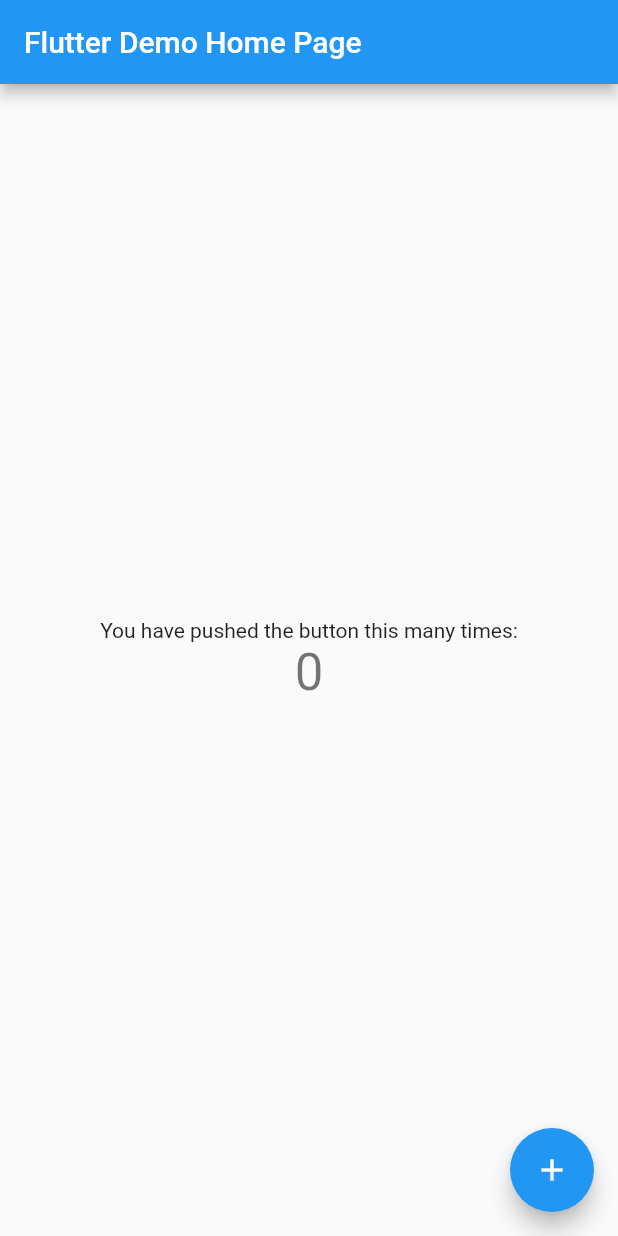
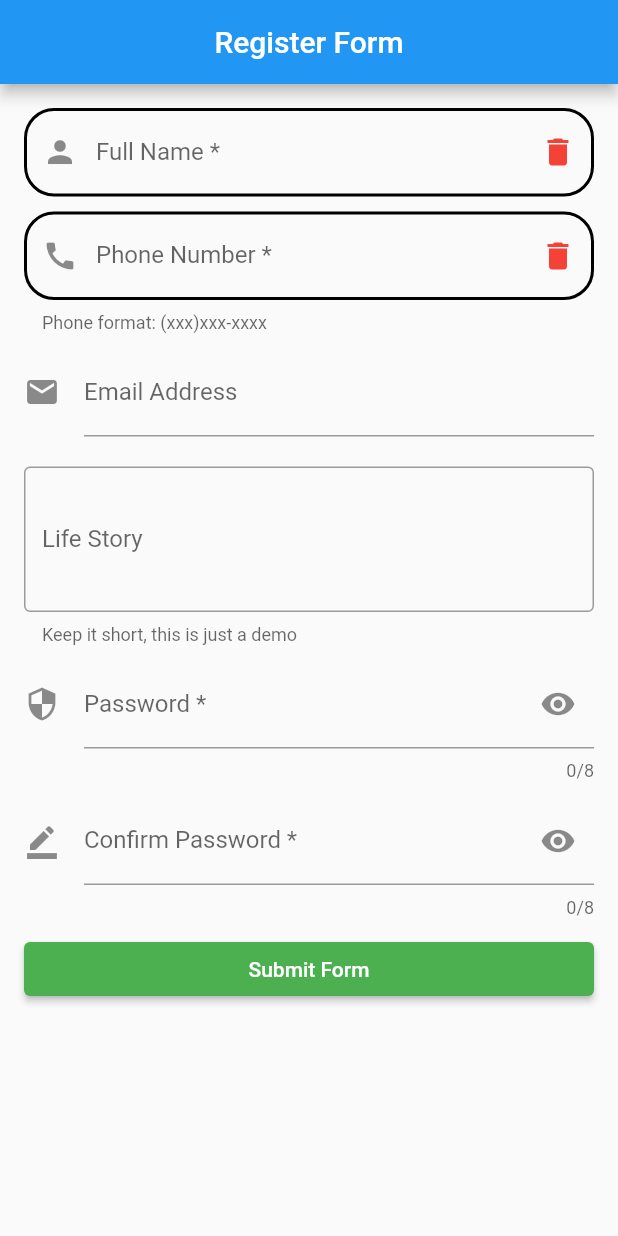
Before and after one commit to MinisamZ/android_lab7, a Flutter app: the screen it shows after launch, on a phone screen of 412 x 824 dp. Run offline on Flutter 3.47's test engine with Material 2 defaults, Android fonts, the phone set to English and light mode, and no system bars.

```diff
--- a/lib/main.dart
+++ b/lib/main.dart
@@ -1,115 +1,20 @@
+import 'package:android_lab7/pages/register_form_page.dart';
 import 'package:flutter/material.dart';
 
-void main() {
-  runApp(const MyApp());
-}
+void main() => runApp(MyApp());
 
 class MyApp extends StatelessWidget {
   const MyApp({Key? key}) : super(key: key);
 
-  // This widget is the root of your application.
   @override
   Widget build(BuildContext context) {
     return MaterialApp(
-      title: 'Flutter Demo',
+      title: "Register Form",
       theme: ThemeData(
-        // This is the theme of your application.
-        //
-        // Try running your application with "flutter run". You'll see the
-        // application has a blue toolbar. Then, without quitting the app, try
-        // changing the primarySwatch below to Colors.green and then invoke
-        // "hot reload" (press "r" in the console where you ran "flutter run",
-        // or simply save your changes to "hot reload" in a Flutter IDE).
-        // Notice that the counter didn't reset back to zero; the application
-        // is not restarted.
         primarySwatch: Colors.blue,
+        visualDensity:  VisualDensity.adaptivePlatformDensity,
       ),
-      home: const MyHomePage(title: 'Flutter Demo Home Page'),
+      home: RegisterFormPage(),
     );
   }
 }
-
-class MyHomePage extends StatefulWidget {
-  const MyHomePage({Key? key, required this.title}) : super(key: key);
-
-  // This widget is the home page of your application. It is stateful, meaning
-  // that it has a State object (defined below) that contains fields that affect
-  // how it looks.
-
-  // This class is the configuration for the state. It holds the values (in this
-  // case the title) provided by the parent (in this case the App widget) and
-  // used by the build method of the State. Fields in a Widget subclass are
-  // always marked "final".
-
-  final String title;
-
-  @override
-  State<MyHomePage> createState() => _MyHomePageState();
-}
-
-class _MyHomePageState extends State<MyHomePage> {
-  int _counter = 0;
-
-  void _incrementCounter() {
-    setState(() {
-      // This call to setState tells the Flutter framework that something has
-      // changed in this State, which causes it to rerun the build method below
-      // so that the display can reflect the updated values. If we changed
-      // _counter without calling setState(), then the build method would not be
-      // called again, and so nothing would appear to happen.
-      _counter++;
-    });
-  }
-
-  @override
-  Widget build(BuildContext context) {
-    // This method is rerun every time setState is called, for instance as done
-    // by the _incrementCounter method above.
-    //
-    // The Flutter framework has been optimized to make rerunning build methods
-    // fast, so that you can just rebuild anything that needs updating rather
-    // than having to individually change instances of widgets.
-    return Scaffold(
-      appBar: AppBar(
-        // Here we take the value from the MyHomePage object that was created by
-        // the App.build method, and use it to set our appbar title.
-        title: Text(widget.title),
-      ),
-      body: Center(
-        // Center is a layout widget. It takes a single child and positions it
-        // in the middle of the parent.
-        child: Column(
-          // Column is also a layout widget. It takes a list of children and
-          // arranges them vertically. By default, it sizes itself to fit its
-          // children horizontally, and tries to be as tall as its parent.
-          //
-          // Invoke "debug painting" (press "p" in the console, choose the
-          // "Toggle Debug Paint" action from the Flutter Inspector in Android
-          // Studio, or the "Toggle Debug Paint" command in Visual Studio Code)
-          // to see the wireframe for each widget.
-          //
-          // Column has various properties to control how it sizes itself and
-          // how it positions its children. Here we use mainAxisAlignment to
-          // center the children vertically; the main axis here is the vertical
-          // axis because Columns are vertical (the cross axis would be
-          // horizontal).
-          mainAxisAlignment: MainAxisAlignment.center,
-          children: <Widget>[
-            const Text(
-              'You have pushed the button this many times:',
-            ),
-            Text(
-              '$_counter',
-              style: Theme.of(context).textTheme.headline4,
-            ),
-          ],
-        ),
-      ),
-      floatingActionButton: FloatingActionButton(
-        onPressed: _incrementCounter,
-        tooltip: 'Increment',
-        child: const Icon(Icons.add),
-      ), // This trailing comma makes auto-formatting nicer for build methods.
-    );
-  }
-}
--- /dev/null
+++ b/lib/pages/register_form_page.dart
@@ -0,0 +1,173 @@
+import 'dart:ui';
+
+import 'package:flutter/material.dart';
+import 'package:flutter/services.dart';
+
+class RegisterFormPage extends StatefulWidget {
+  const RegisterFormPage({Key? key}) : super(key: key);
+
+  @override
+  State<RegisterFormPage> createState() => _RegisterFormPageState();
+}
+
+class _RegisterFormPageState extends State<RegisterFormPage> {
+  bool _hidePassword = true;
+
+  final _nameController = TextEditingController();
+  final _phoneController = TextEditingController();
+  final _emailController = TextEditingController();
+  final _storyController = TextEditingController();
+  final _passController = TextEditingController();
+  final _confPassController = TextEditingController();
+
+  @override
+  void dispose() {
+    // TODO: implement dispose
+    _nameController.dispose();
+    _phoneController.dispose();
+    _emailController.dispose();
+    _storyController.dispose();
+    _passController.dispose();
+    _confPassController.dispose();
+    super.dispose();
+  }
+
+  @override
+  Widget build(BuildContext context) {
+    return Scaffold(
+      appBar: AppBar(
+        title: Text("Register Form"),
+        centerTitle: true,
+      ),
+      body: Form(
+        child: ListView(
+          padding: EdgeInsets.all(16.0),
+          children: [
+            TextField(
+              controller: _nameController,
+              decoration: InputDecoration(
+                labelText: "Full Name *",
+                hintText: 'What can we reach you?',
+                prefixIcon: Icon(Icons.person),
+                suffixIcon: Icon(
+                  Icons.delete,
+                  color: Colors.red,
+                ),
+                enabledBorder: OutlineInputBorder(
+                    borderRadius: BorderRadius.all(Radius.circular(20)),
+                    borderSide: BorderSide(color: Colors.black, width: 2.0)),
+                focusedBorder: OutlineInputBorder(
+                    borderRadius: BorderRadius.all(Radius.circular(20)),
+                    borderSide: BorderSide(color: Colors.blue, width: 2.0)),
+                // border: OutlineInputBorder(),
+              ),
+            ),
+            SizedBox(height: 10),
+            TextFormField(
+              controller: _phoneController,
+              decoration: InputDecoration(
+                labelText: "Phone Number *",
+                hintText: 'What can we reach you?',
+                helperText: "Phone format: (xxx)xxx-xxxx",
+                prefixIcon: Icon(Icons.call),
+                suffixIcon: Icon(
+                  Icons.delete,
+                  color: Colors.red,
+                ),
+                enabledBorder: OutlineInputBorder(
+                    borderRadius: BorderRadius.all(Radius.circular(20)),
+                    borderSide: BorderSide(color: Colors.black, width: 2.0)),
+                focusedBorder: OutlineInputBorder(
+                    borderRadius: BorderRadius.all(Radius.circular(20)),
+                    borderSide: BorderSide(color: Colors.blue, width: 2.0)),
+              ),
+              keyboardType: TextInputType.phone,
+              inputFormatters: [
+                FilteringTextInputFormatter.digitsOnly,
+              ],
+            ),
+            SizedBox(height: 10),
+            TextFormField(
+              controller: _emailController,
+              decoration: InputDecoration(
+                labelText: "Email Address",
+                hintText: "Enater a email address",
+                icon: Icon(Icons.mail),
+              ),
+              keyboardType: TextInputType.emailAddress,
+            ),
+            SizedBox(height: 20),
+            TextFormField(
+              controller: _storyController,
+              decoration: InputDecoration(
+                labelText: "Life Story",
+                hintText: "Tell us about your self",
+                helperText: "Keep it short, this is just a demo",
+                border: OutlineInputBorder(),
+              ),
+              maxLines: 3,
+            ),
+            SizedBox(height: 10),
+            TextFormField(
+              controller: _passController,
+              obscureText: _hidePassword,
+              maxLength: 8,
+              decoration: InputDecoration(
+                  labelText: "Password *",
+                  hintText: "Enter the password",
+                  suffixIcon: IconButton(
+                    onPressed: () {
+                      setState(() {
+                        _hidePassword = !_hidePassword;
+                      });
+                    },
+                    icon: Icon(_hidePassword
+                        ? Icons.visibility
+                        : Icons.visibility_off),
+                  ),
+                  icon: Icon(Icons.security)),
+            ),
+            SizedBox(height: 10),
+            TextFormField(
+              controller: _confPassController,
+              obscureText: _hidePassword,
+              maxLength: 8,
+              decoration: InputDecoration(
+                  labelText: "Confirm Password *",
+                  hintText: "Enter the password",
+                  suffixIcon: IconButton(
+                    onPressed: () {
+                      setState(() {
+                        _hidePassword = !_hidePassword;
+                      });
+                    },
+                    icon: Icon(_hidePassword
+                        ? Icons.visibility
+                        : Icons.visibility_off),
+                  ),
+                  icon: Icon(Icons.border_color)),
+            ),
+            SizedBox(height: 10),
+            ElevatedButton(
+              onPressed: _submitForm,
+              style: ElevatedButton.styleFrom(primary: Colors.green),
+              child: Text(
+                "Submit Form",
+                style: TextStyle(color: Colors.white),
+              ),
+            )
+          ],
+        ),
+      ),
+    );
+  }
+
+  void _submitForm() {
+    print('Name - ${_nameController.text}');
+    print('Phone - ${_phoneController.text}');
+    print('Email - ${_emailController.text}');
+    print('Story - ${_storyController.text}');
+    print('Pass - ${_passController.text}');
+    print('Pass conf - ${_confPassController.text} ');
+  }
+}
```
